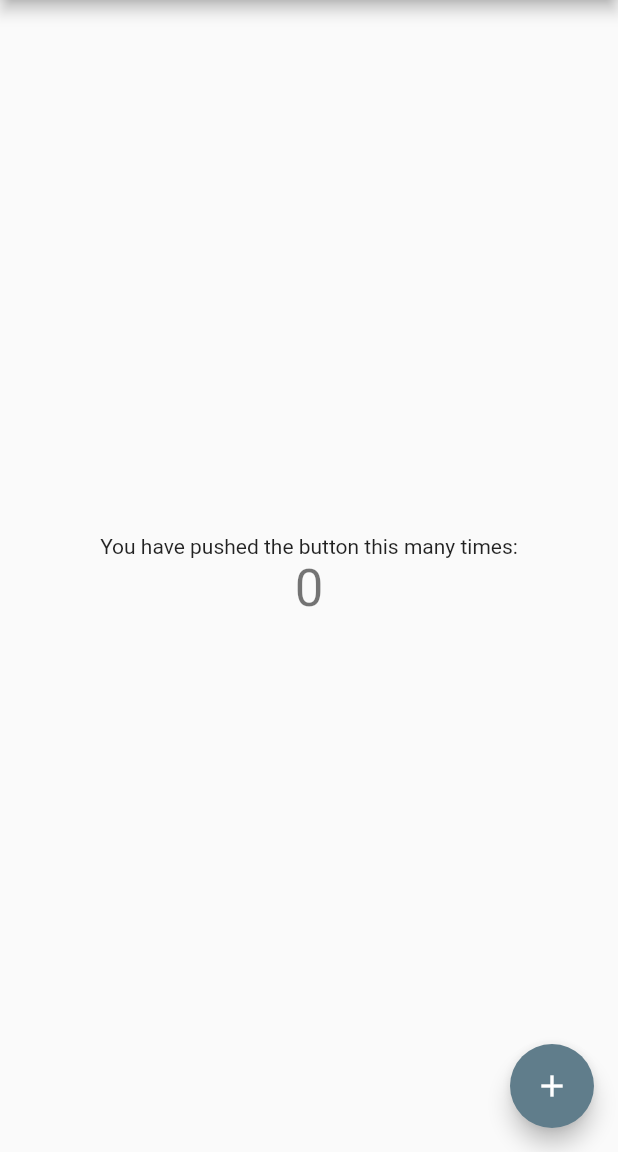
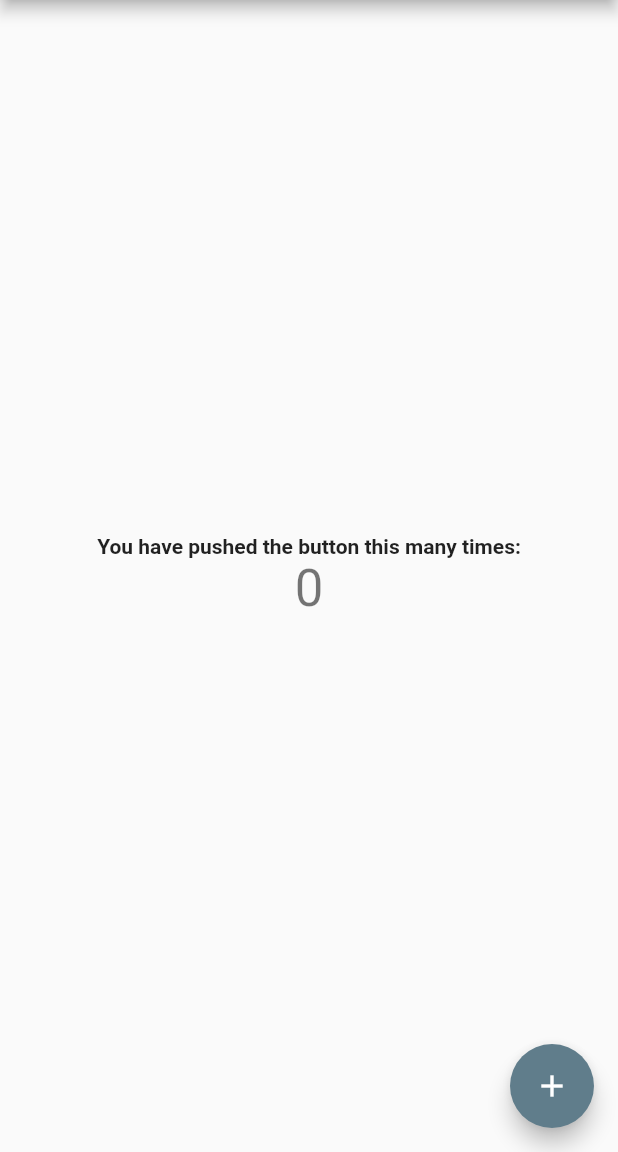
Before and after one commit to Justggodlike/flutter-project-backup, a Flutter app: the screen it shows after launch, on a phone screen of 412 x 824 dp, the part 84-1236 px from its top. Run offline on Flutter 3.47's test engine with Material 2 defaults, Android fonts, the phone set to English and light mode, and no system bars.

```diff
--- /dev/null
+++ b/help_me/i18n/en-US.json
@@ -0,0 +1,4 @@
+{
+    "greetTo": "Hello {name}",
+    "pushedTimes": "You have pushed the button this many times:"
+}
--- a/help_me/lib/main.dart
+++ b/help_me/lib/main.dart
@@ -1,10 +1,15 @@
 import 'package:flutter/material.dart';
+import 'package:help_me/ui/pages/index.dart';
+
+import 'generated/i18n.dart';
 
 void main() {
   runApp(MyApp());
 }
 
 class MyApp extends StatelessWidget {
+  final GeneratedLocalizationsDelegate i18n = I18n.delegate;
+
   @override
   Widget build(BuildContext context) {
     return MaterialApp(
@@ -14,53 +19,10 @@ class MyApp extends StatelessWidget {
           visualDensity: VisualDensity.adaptivePlatformDensity,
         ),
         home: MyHomePage(title: 'HelpMe'),
-    );
+        localizationsDelegates: [i18n],
+        supportedLocales: i18n.supportedLocales,
+        localeResolutionCallback: i18n.resolution(
+          fallback: const Locale('en', 'US'),
+        ));
   }
 }
-
-class MyHomePage extends StatefulWidget {
-  MyHomePage({Key key, this.title}) : super(key: key);
-
-  final String title;
-
-  @override
-  _MyHomePageState createState() => _MyHomePageState();
-}
-
-class _MyHomePageState extends State<MyHomePage> {
-  int _counter = 0;
-
-  void _incrementCounter() {
-    setState(() {
-      _counter++;
-    });
-  }
-
-  @override
-  Widget build(BuildContext context) {
-    return Scaffold(
-      appBar: AppBar(
-        title: Text(widget.title),
-      ),
-      body: Center(
-        child: Column(
-          mainAxisAlignment: MainAxisAlignment.center,
-          children: <Widget>[
-            Text(
-              'You have pushed the button this many times:',
-            ),
-            Text(
-              '$_counter',
-              style: Theme.of(context).textTheme.headline4,
-            ),
-          ],
-        ),
-      ),
-      floatingActionButton: FloatingActionButton(
-        onPressed: _incrementCounter,
-        tooltip: 'Increment',
-        child: Icon(Icons.add),
-      ),
-    );
-  }
-}
--- /dev/null
+++ b/help_me/lib/ui/pages/index.dart
@@ -0,0 +1 @@
+export 'my_home_page.dart';
--- /dev/null
+++ b/help_me/lib/ui/pages/my_home_page.dart
@@ -0,0 +1,51 @@
+import 'package:flutter/material.dart';
+import 'package:flutter/widgets.dart';
+import 'package:help_me/generated/i18n.dart';
+
+class MyHomePage extends StatefulWidget {
+  MyHomePage({Key key, this.title}) : super(key: key);
+
+  final String title;
+
+  @override
+  _MyHomePageState createState() => _MyHomePageState();
+}
+
+class _MyHomePageState extends State<MyHomePage> {
+  int _counter = 0;
+
+  void _incrementCounter() {
+    setState(() {
+      _counter++;
+    });
+  }
+
+  @override
+  Widget build(BuildContext context) {
+    return Scaffold(
+      appBar: AppBar(
+        title: Text(widget.title),
+      ),
+      body: Center(
+        child: Column(
+          mainAxisAlignment: MainAxisAlignment.center,
+          children: <Widget>[
+            Text(
+              I18n.of(context).pushedTimes,
+              style: TextStyle(fontWeight: FontWeight.bold),
+            ),
+            Text(
+              '$_counter',
+              style: Theme.of(context).textTheme.headline4,
+            ),
+          ],
+        ),
+      ),
+      floatingActionButton: FloatingActionButton(
+        onPressed: _incrementCounter,
+        tooltip: 'Increment',
+        child: Icon(Icons.add),
+      ),
+    );
+  }
+}
--- a/help_me/pubspec.yaml
+++ b/help_me/pubspec.yaml
@@ -38,6 +38,8 @@ dev_dependencies:
 
 # The following section is specific to Flutter.
 flutter:
+  assets:
+    - assets/
 
   # The following line ensures that the Material Icons font is
   # included with your application, so that you can use the icons in
```
Also changed, not shown: help_me/i18nconfig.json (added, +12 -0 lines), help_me/lib/generated/i18n.dart (added). Lines whose indentation alone changed are shown as unchanged.
